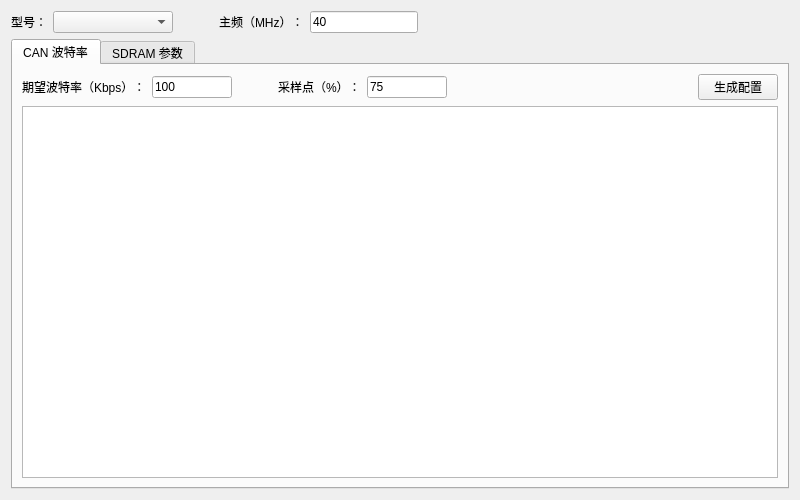
This is SWMTool.ui in Synwit-Co-Ltd/SWMTool as Qt 5 draws it before an edit. The edited form follows.
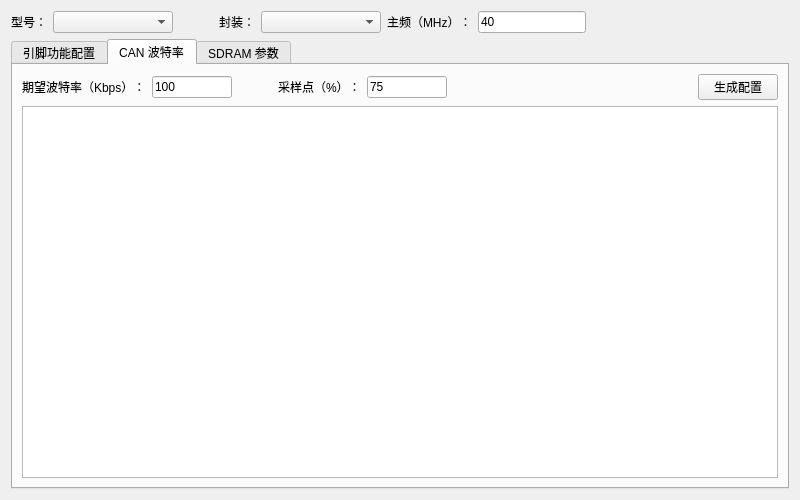
This is the edited form. The open tabs and pages were chosen to show the change.

Diff of the .ui file:
```diff
--- a/SWMTool.ui
+++ b/SWMTool.ui
@@ -52,6 +52,23 @@
        </property>
       </spacer>
      </item>
+     <item>
+      <widget class="QLabel" name="lblPack">
+       <property name="text">
+        <string>封装：</string>
+       </property>
+      </widget>
+     </item>
+     <item>
+      <widget class="QComboBox" name="cmbPack">
+       <property name="minimumSize">
+        <size>
+         <width>120</width>
+         <height>0</height>
+        </size>
+       </property>
+      </widget>
+     </item>
      <item>
       <widget class="QLabel" name="lblFreq">
        <property name="text">
@@ -98,6 +115,11 @@
      <property name="currentIndex">
       <number>0</number>
      </property>
+     <widget class="QWidget" name="tabPIN">
+      <attribute name="title">
+       <string>引脚功能配置</string>
+      </attribute>
+     </widget>
      <widget class="QWidget" name="tabCAN">
       <attribute name="title">
        <string>CAN 波特率</string>
```
